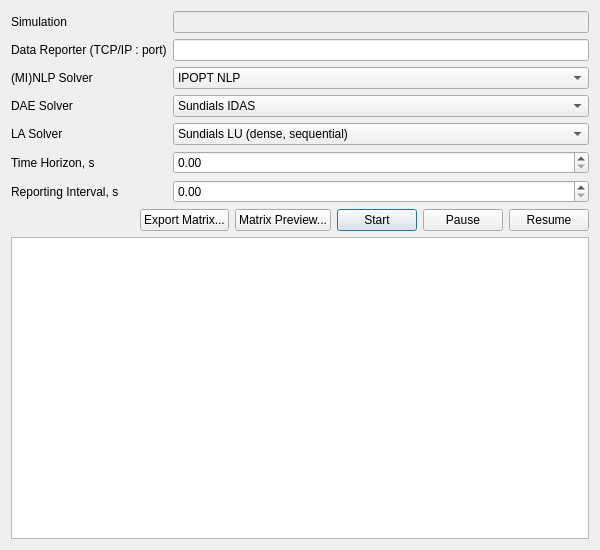
This is trunk/python-files/daeSimulator/Simulator.ui in v1kko/daetools as Qt 5 draws it before an edit. The edited form follows.
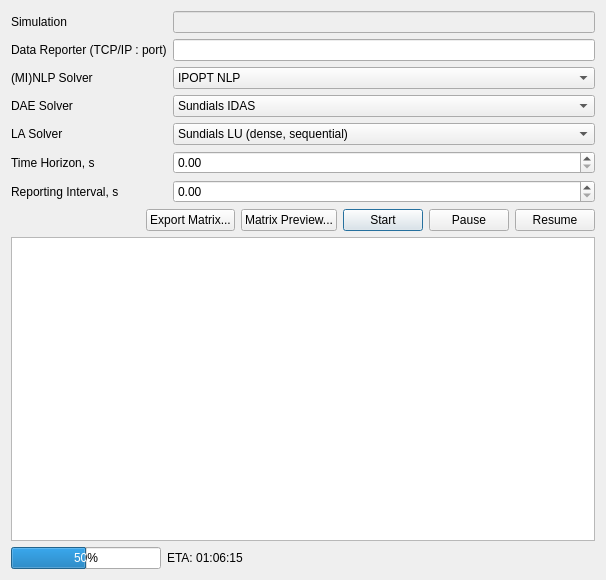
This is the edited form. Icons and pictures are not drawn.

What changed in the file:
```diff
--- a/trunk/python-files/daeSimulator/Simulator.ui
+++ b/trunk/python-files/daeSimulator/Simulator.ui
@@ -6,8 +6,8 @@
    <rect>
     <x>0</x>
     <y>0</y>
-    <width>600</width>
-    <height>550</height>
+    <width>606</width>
+    <height>580</height>
    </rect>
   </property>
   <property name="windowTitle">
@@ -17,7 +17,7 @@
    <iconset>
     <normaloff>images/py.png</normaloff>images/py.png</iconset>
   </property>
-  <layout class="QVBoxLayout" name="verticalLayout">
+  <layout class="QVBoxLayout" name="verticalLayout_2">
    <item>
     <layout class="QFormLayout" name="formLayout">
      <property name="fieldGrowthPolicy">
@@ -295,6 +295,8 @@
     </layout>
    </item>
    <item>
+    <layout class="QVBoxLayout" name="verticalLayout">
+     <item>
     <widget class="QTextEdit" name="textEdit">
      <property name="enabled">
       <bool>true</bool>
@@ -331,6 +333,41 @@
 &lt;p style=&quot;-qt-paragraph-type:empty; margin-top:0px; margin-bottom:0px; margin-left:0px; margin-right:0px; -qt-block-indent:0; text-indent:0px; font-family:'Courier New';&quot;&gt;&lt;/p&gt;&lt;/body&gt;&lt;/html&gt;</string>
      </property>
     </widget>
+     </item>
+    </layout>
+   </item>
+   <item>
+    <layout class="QHBoxLayout" name="horizontalLayout_3">
+     <item>
+      <widget class="QProgressBar" name="progressBar">
+       <property name="sizePolicy">
+        <sizepolicy hsizetype="Fixed" vsizetype="Fixed">
+         <horstretch>0</horstretch>
+         <verstretch>0</verstretch>
+        </sizepolicy>
+       </property>
+       <property name="minimumSize">
+        <size>
+         <width>150</width>
+         <height>0</height>
+        </size>
+       </property>
+       <property name="value">
+        <number>50</number>
+       </property>
+       <property name="invertedAppearance">
+        <bool>false</bool>
+       </property>
+      </widget>
+     </item>
+     <item>
+      <widget class="QLabel" name="progressLabel">
+       <property name="text">
+        <string>ETA: 01:06:15</string>
+       </property>
+      </widget>
+     </item>
+    </layout>
    </item>
   </layout>
  </widget>
```
Lines whose indentation alone changed are shown as unchanged.
